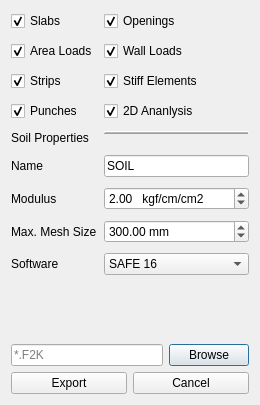
ebrahimraeyat/OSAFE, file safe/punch/Resources/ui/safe_panel.ui: the form before one commit.
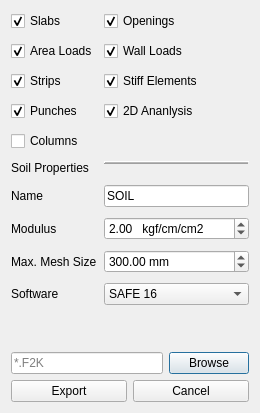
The form after the commit. Icons and pictures are not drawn.

Commit message: Export columns to safe file

What changed in the file:
```diff
--- a/safe/punch/Resources/ui/safe_panel.ui
+++ b/safe/punch/Resources/ui/safe_panel.ui
@@ -7,7 +7,7 @@
     <x>0</x>
     <y>0</y>
     <width>260</width>
-    <height>405</height>
+    <height>413</height>
    </rect>
   </property>
   <property name="windowTitle">
@@ -89,24 +89,14 @@
        </property>
       </widget>
      </item>
-     <item row="3" column="1">
-      <widget class="QCheckBox" name="analysis_2d">
-       <property name="text">
-        <string>2D Ananlysis</string>
-       </property>
-       <property name="checked">
-        <bool>true</bool>
-       </property>
-      </widget>
-     </item>
-     <item row="4" column="0">
+     <item row="5" column="0">
       <widget class="QLabel" name="label">
        <property name="text">
         <string>Soil Properties</string>
        </property>
       </widget>
      </item>
-     <item row="4" column="1">
+     <item row="5" column="1">
       <widget class="Line" name="line">
        <property name="frameShadow">
         <enum>QFrame::Raised</enum>
@@ -122,28 +112,28 @@
        </property>
       </widget>
      </item>
-     <item row="5" column="0">
+     <item row="6" column="0">
       <widget class="QLabel" name="label_2">
        <property name="text">
         <string>Name</string>
        </property>
       </widget>
      </item>
-     <item row="5" column="1">
+     <item row="6" column="1">
       <widget class="QLineEdit" name="soil_name">
        <property name="text">
         <string>SOIL</string>
        </property>
       </widget>
      </item>
-     <item row="6" column="0">
+     <item row="7" column="0">
       <widget class="QLabel" name="label_3">
        <property name="text">
         <string>Modulus</string>
        </property>
       </widget>
      </item>
-     <item row="6" column="1">
+     <item row="7" column="1">
       <widget class="QDoubleSpinBox" name="soil_modulus">
        <property name="prefix">
         <string/>
@@ -168,14 +158,14 @@
        </property>
       </widget>
      </item>
-     <item row="7" column="0">
+     <item row="8" column="0">
       <widget class="QLabel" name="label_4">
        <property name="text">
         <string>Max. Mesh Size</string>
        </property>
       </widget>
      </item>
-     <item row="7" column="1">
+     <item row="8" column="1">
       <widget class="QDoubleSpinBox" name="max_mesh_size">
        <property name="prefix">
         <string/>
@@ -200,14 +190,14 @@
        </property>
       </widget>
      </item>
-     <item row="8" column="0">
+     <item row="9" column="0">
       <widget class="QLabel" name="label_5">
        <property name="text">
         <string>Software</string>
        </property>
       </widget>
      </item>
-     <item row="8" column="1">
+     <item row="9" column="1">
       <widget class="QComboBox" name="software">
        <item>
         <property name="text">
@@ -216,6 +206,26 @@
        </item>
       </widget>
      </item>
+     <item row="3" column="1">
+      <widget class="QCheckBox" name="analysis_2d">
+       <property name="text">
+        <string>2D Ananlysis</string>
+       </property>
+       <property name="checked">
+        <bool>true</bool>
+       </property>
+      </widget>
+     </item>
+     <item row="4" column="0" colspan="2">
+      <widget class="QCheckBox" name="columns">
+       <property name="text">
+        <string>Columns</string>
+       </property>
+       <property name="checked">
+        <bool>false</bool>
+       </property>
+      </widget>
+     </item>
     </layout>
    </item>
    <item>
```
The commit also changes 4 other files.
